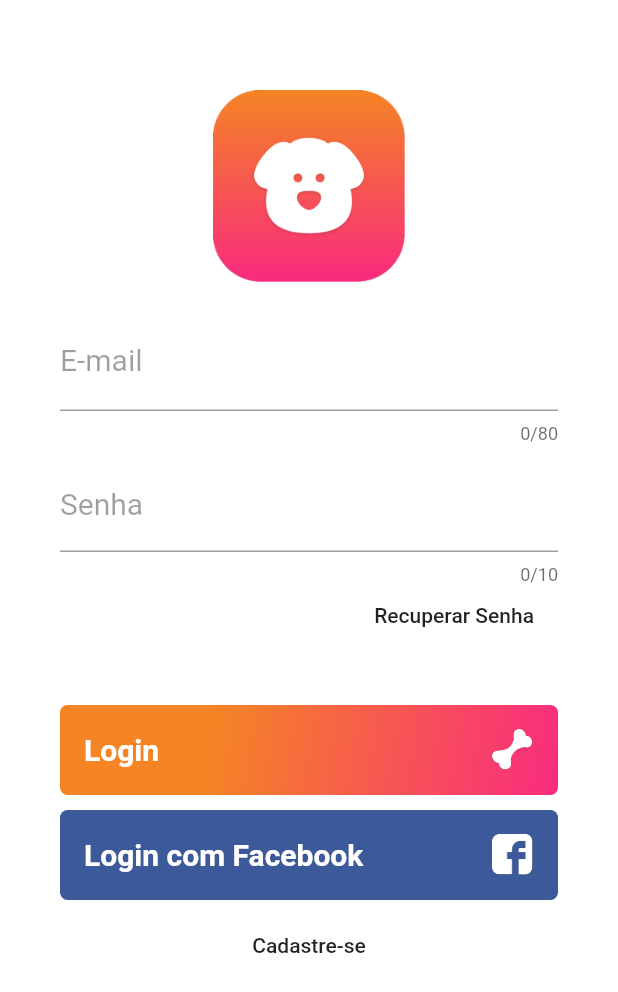
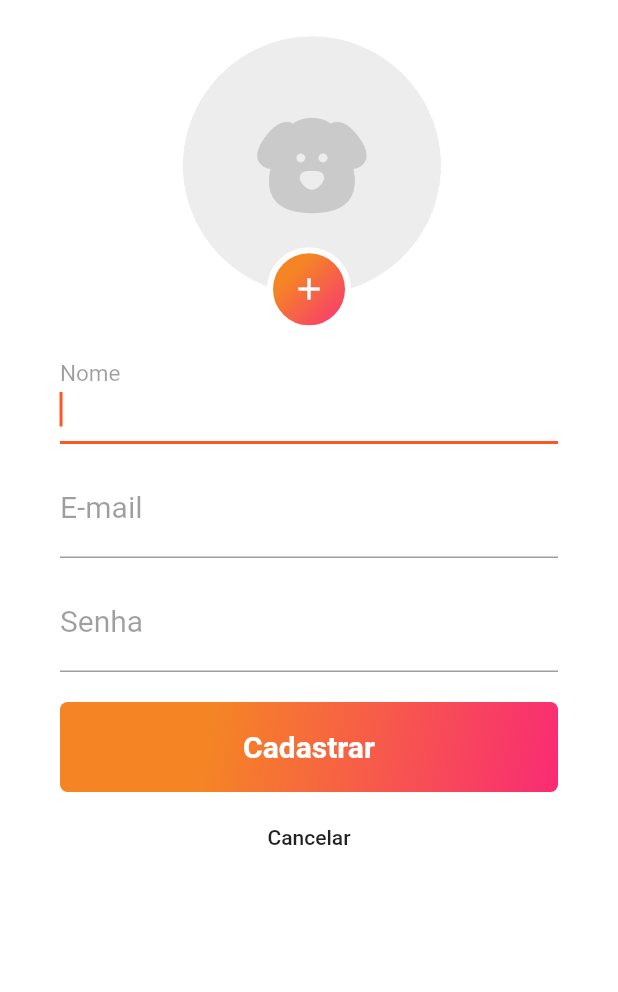
Before and after one commit to williandias360/app_dog_style_flutter, a Flutter app: the screen it shows after launch, after a tap on "Cadastre-se", on a phone screen of 412 x 824 dp. Shown: the top 992 px of the screen. Run offline on Flutter 3.47's test engine with Material 2 defaults, Android fonts, the phone set to English and light mode, and no system bars.

Commit message:
Adicionado SignupPage

```diff
--- a/lib/pages/login-page.dart
+++ b/lib/pages/login-page.dart
@@ -1,4 +1,5 @@
 import 'package:app_login/pages/reset-password-page.dart';
+import 'package:app_login/pages/signup-page.dart';
 import 'package:flutter/material.dart';
 
 class LoginPage extends StatelessWidget {
@@ -166,7 +167,14 @@ class LoginPage extends StatelessWidget {
                   "Cadastre-se",
                   textAlign: TextAlign.center,
                 ),
-                onPressed: () {},
+                onPressed: () {
+                  Navigator.push(
+                    context,
+                    MaterialPageRoute(
+                      builder: (context) => SignupPage(),
+                    ),
+                  );
+                },
               ),
             ),
           ],
--- a/lib/pages/signup-page.dart
+++ b/lib/pages/signup-page.dart
@@ -0,0 +1,166 @@
+import 'package:flutter/material.dart';
+
+class SignupPage extends StatelessWidget {
+  @override
+  Widget build(BuildContext context) {
+    return Scaffold(
+      body: Container(
+        padding: EdgeInsets.only(
+          top: 10,
+          left: 40,
+          right: 40,
+        ),
+        color: Colors.white,
+        child: ListView(
+          children: <Widget>[
+            Container(
+              width: 200,
+              height: 200,
+              alignment: Alignment(0.0, 1.15),
+              decoration: new BoxDecoration(
+                image: new DecorationImage(
+                  image: AssetImage("assets/profile-picture.png"),
+                  fit: BoxFit.fitHeight,
+                ),
+              ),
+              child: Container(
+                height: 56,
+                width: 56,
+                alignment: Alignment.center,
+                decoration: BoxDecoration(
+                  gradient: LinearGradient(
+                    begin: Alignment.topLeft,
+                    end: Alignment.bottomRight,
+                    stops: [0.3, 1.0],
+                    colors: [
+                      Color(0xFFF58524),
+                      Color(0xFFF92B7F),
+                    ],
+                  ),
+                  border: Border.all(
+                    width: 4.0,
+                    color: const Color(0xFFFFFFFF),
+                  ),
+                  borderRadius: BorderRadius.all(
+                    Radius.circular(56),
+                  ),
+                ),
+                child: SizedBox.expand(
+                  child: FlatButton(
+                    padding: EdgeInsets.all(0),
+                    child: Icon(
+                      Icons.add,
+                      color: Colors.white,
+                    ),
+                    onPressed: () {},
+                  ),
+                ),
+              ),
+            ),
+            SizedBox(
+              height: 20,
+            ),
+            TextFormField(
+              autofocus: true,
+              keyboardType: TextInputType.text,
+              decoration: InputDecoration(
+                labelText: "Nome",
+                labelStyle: TextStyle(
+                  color: Colors.black38,
+                  fontWeight: FontWeight.w400,
+                  fontSize: 20,
+                ),
+              ),
+              style: TextStyle(
+                fontSize: 20,
+              ),
+            ),
+            SizedBox(
+              height: 10,
+            ),
+            TextFormField(
+              keyboardType: TextInputType.emailAddress,
+              decoration: InputDecoration(
+                labelText: "E-mail",
+                labelStyle: TextStyle(
+                  color: Colors.black38,
+                  fontWeight: FontWeight.w400,
+                  fontSize: 20,
+                ),
+              ),
+              style: TextStyle(
+                fontSize: 20,
+              ),
+            ),
+            SizedBox(
+              height: 10,
+            ),
+            TextFormField(
+              keyboardType: TextInputType.text,
+              obscureText: true,
+              decoration: InputDecoration(
+                labelText: "Senha",
+                labelStyle: TextStyle(
+                  color: Colors.black38,
+                  fontWeight: FontWeight.w400,
+                  fontSize: 20,
+                ),
+              ),
+              style: TextStyle(
+                fontSize: 20,
+              ),
+            ),
+            SizedBox(
+              height: 20,
+            ),
+            Container(
+              height: 60,
+              alignment: Alignment.centerLeft,
+              decoration: BoxDecoration(
+                gradient: LinearGradient(
+                  begin: Alignment.topLeft,
+                  end: Alignment.bottomRight,
+                  stops: [0.3, 1],
+                  colors: [
+                    Color(0xFFF58524),
+                    Color(0xFFF92B74),
+                  ],
+                ),
+                borderRadius: BorderRadius.all(
+                  Radius.circular(5),
+                ),
+              ),
+              child: SizedBox.expand(
+                child: FlatButton(
+                  child: Text(
+                    "Cadastrar",
+                    style: TextStyle(
+                      fontSize: 20,
+                      fontWeight: FontWeight.bold,
+                      color: Colors.white,
+                    ),
+                  ),
+                  onPressed: () {},
+                ),
+              ),
+            ),
+            SizedBox(
+              height: 10,
+            ),
+            Container(
+              height: 40,
+              alignment: Alignment.center,
+              child: FlatButton(
+                child: Text(
+                  "Cancelar",
+                  textAlign: TextAlign.center,
+                ),
+                onPressed: () => Navigator.pop(context, false),
+              ),
+            )
+          ],
+        ),
+      ),
+    );
+  }
+}
```
